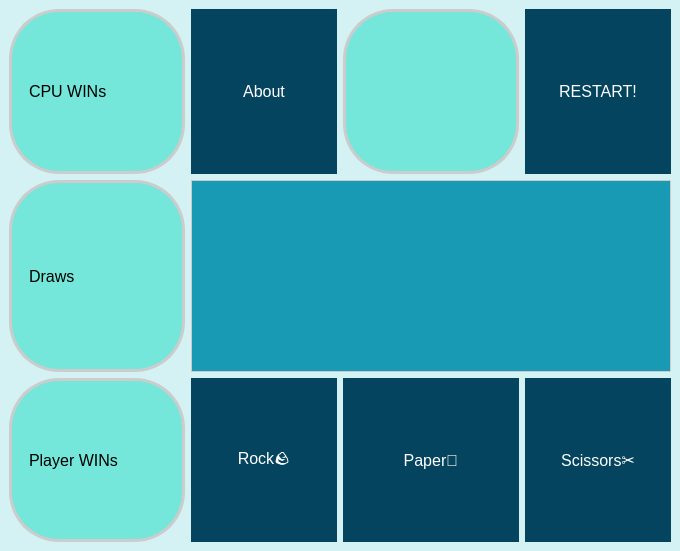
This is GUI (Qt)/Assignment 19/rock paper scissors/main.ui in Amirreza1h1/Pylearn as Qt 5 draws it before an edit. The edited form follows.
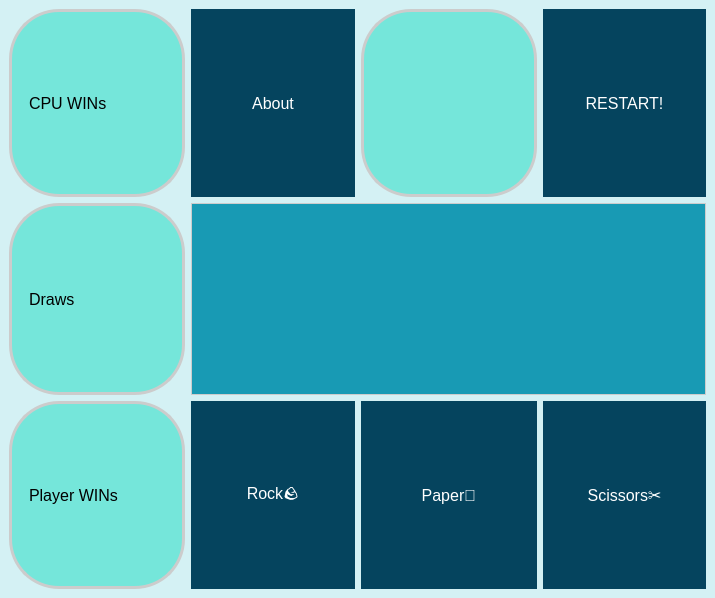
This is the edited form.

```diff
--- a/GUI (Qt)/Assignment 19/rock paper scissors/main.ui
+++ b/GUI (Qt)/Assignment 19/rock paper scissors/main.ui
@@ -6,8 +6,8 @@
    <rect>
     <x>0</x>
     <y>0</y>
-    <width>680</width>
-    <height>551</height>
+    <width>715</width>
+    <height>598</height>
    </rect>
   </property>
   <property name="sizePolicy">
```
